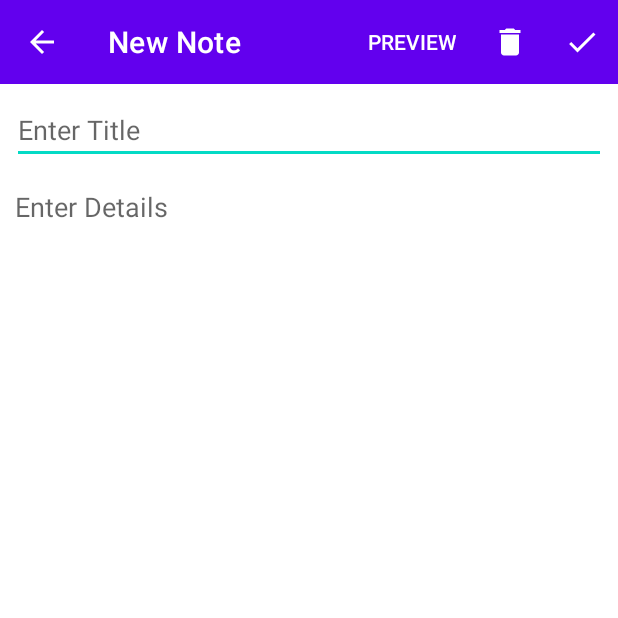
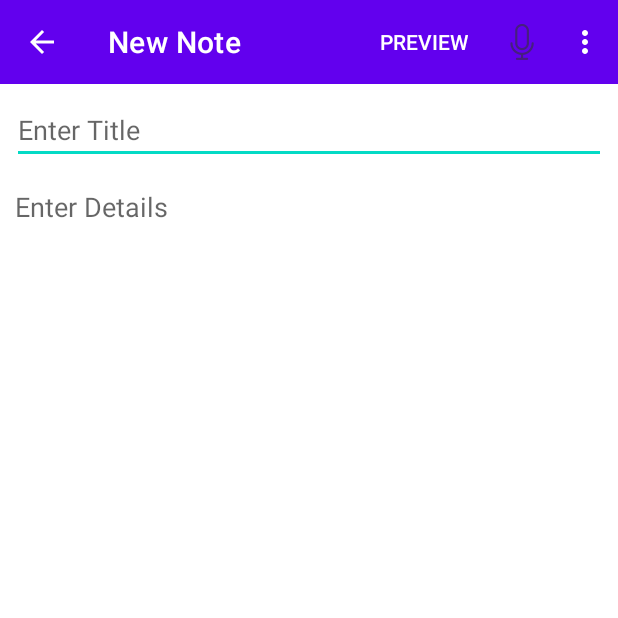
Before and after one commit to alexamos32/Hermes, an Android app: the AddNote screen opened directly, with no data from a screen before it, on a phone screen of 412 x 824 dp, the top half of it. Run offline under Robolectric (Android 15) with nearby library versions, the phone set to English and light mode, and no system bars.

```diff
--- a/app/src/main/res/menu/save_menu.xml
+++ b/app/src/main/res/menu/save_menu.xml
@@ -15,12 +15,15 @@
         app:showAsAction="ifRoom"
         android:visible="false"/>
 
-
+    <item android:id="@+id/dictation"
+        android:icon="@drawable/ic_mic"
+        android:title="Dictate"
+        app:showAsAction="always"/>
     <item
         android:id="@+id/delete"
         android:icon="@drawable/ic_delete_black_24dp"
         android:title="Delete"
-        app:showAsAction="ifRoom" />
+        app:showAsAction="never" />
     <item
         android:id="@+id/save"
         android:icon="@drawable/ic_check_black_24dp"
```
Also changed, not shown: app/src/main/java/ca/unb/mobiledev/hermes/AddNote.java (+34 -0 lines), app/src/main/java/ca/unb/mobiledev/hermes/Edit.java (+39 -0 lines), app/src/main/res/drawable-hdpi/ic_mic.png (added), app/src/main/res/drawable-mdpi/ic_mic.png (added), app/src/main/res/drawable-xhdpi/ic_mic.png (added), app/src/main/res/drawable-xxhdpi/ic_mic.png (added), app/src/main/res/drawable-xxxhdpi/ic_mic.png (added).
